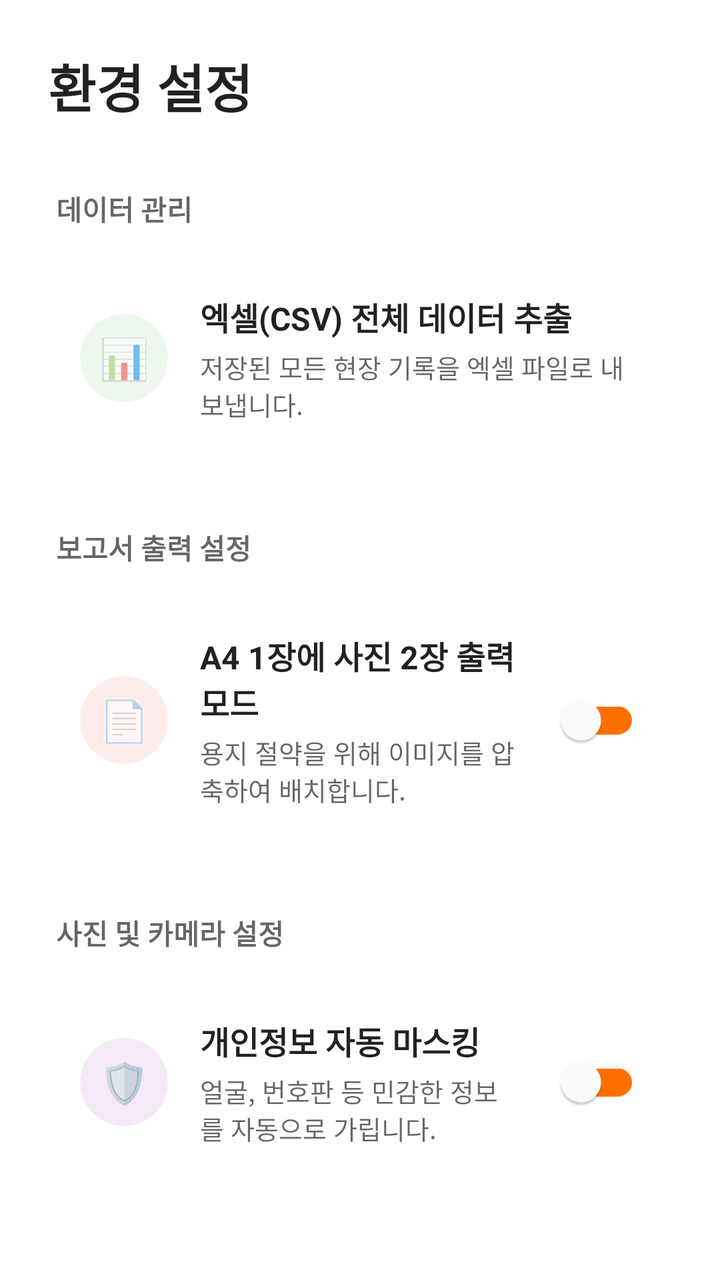
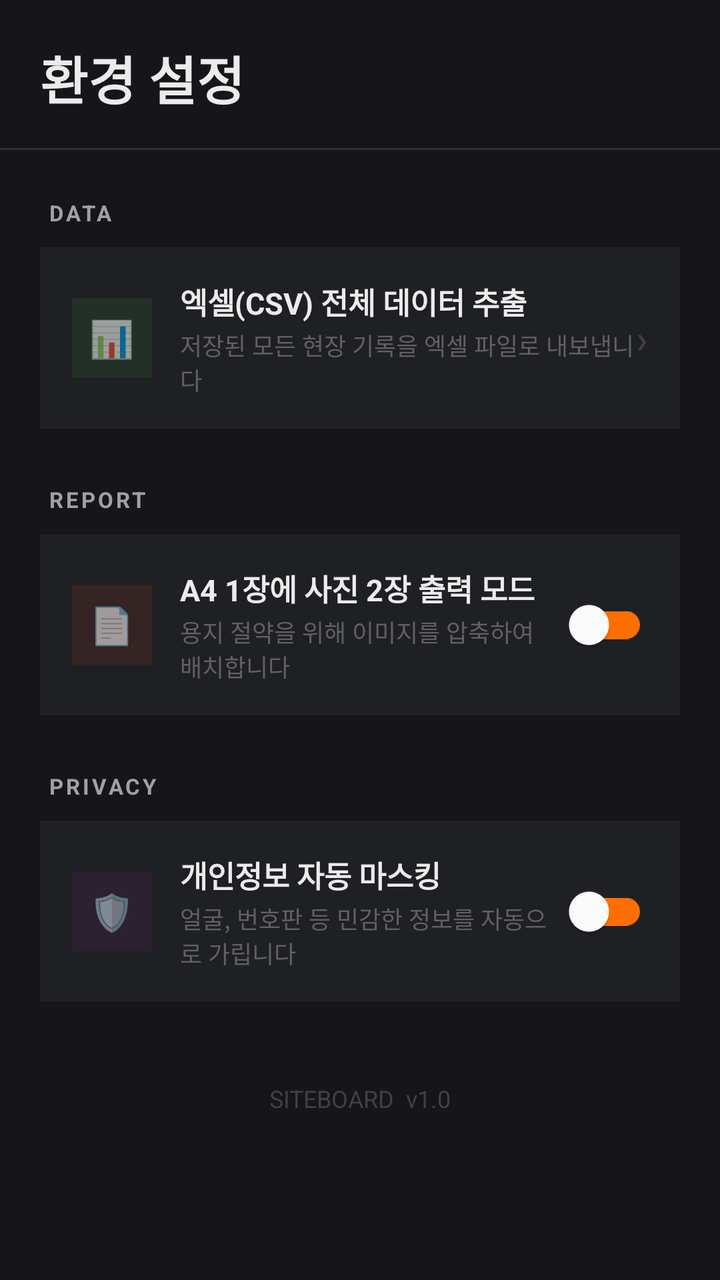

An Android layout rendered at two revisions. The XML below is the earlier revision; the diff shows what the commit changed to produce the second picture.
<!-- AndroidManifest.xml: application theme Theme.Siteboard -->
<!-- res/layout/fragment_settings.xml -->
<?xml version="1.0" encoding="utf-8"?>
<androidx.constraintlayout.widget.ConstraintLayout
    xmlns:android="http://schemas.android.com/apk/res/android"
    xmlns:app="http://schemas.android.com/apk/res-auto"
    android:layout_width="match_parent"
    android:layout_height="match_parent"
    android:fitsSystemWindows="true"
    android:background="?android:attr/windowBackground">

    <LinearLayout
        android:id="@+id/layoutTop"
        android:layout_width="match_parent"
        android:layout_height="wrap_content"
        android:orientation="horizontal"
        android:paddingHorizontal="24dp"
        android:paddingTop="24dp"
        android:paddingBottom="16dp"
        app:layout_constraintTop_toTopOf="parent">

        <TextView
            android:id="@+id/tvSettingsTitle"
            android:layout_width="wrap_content"
            android:layout_height="wrap_content"
            android:text="환경 설정"
            android:textSize="26sp"
            android:textColor="?android:attr/textColorPrimary"
            android:textStyle="bold" />
    </LinearLayout>

    <androidx.core.widget.NestedScrollView
        android:layout_width="match_parent"
        android:layout_height="0dp"
        android:clipToPadding="false"
        android:paddingBottom="40dp"
        app:layout_constraintTop_toBottomOf="@id/layoutTop"
        app:layout_constraintBottom_toBottomOf="parent">

        <LinearLayout
            android:layout_width="match_parent"
            android:layout_height="wrap_content"
            android:orientation="vertical"
            android:paddingHorizontal="20dp">

            <TextView
                android:layout_width="wrap_content"
                android:layout_height="wrap_content"
                android:text="데이터 관리"
                android:textColor="?android:attr/textColorSecondary"
                android:textSize="14sp"
                android:textStyle="bold"
                android:layout_marginBottom="12dp"
                android:layout_marginStart="8dp"
                android:layout_marginTop="16dp"/>

            <androidx.cardview.widget.CardView
                android:layout_width="match_parent"
                android:layout_height="wrap_content"
                app:cardCornerRadius="20dp"
                app:cardElevation="0dp"
                app:cardBackgroundColor="?attr/colorSurface">

                <LinearLayout
                    android:id="@+id/btnExportCsv"
                    android:layout_width="match_parent"
                    android:layout_height="wrap_content"
                    android:orientation="horizontal"
                    android:gravity="center_vertical"
                    android:padding="20dp"
                    android:background="?attr/selectableItemBackground"
                    android:clickable="true"
                    android:focusable="true">

                    <androidx.cardview.widget.CardView
                        android:layout_width="44dp"
                        android:layout_height="44dp"
                        app:cardCornerRadius="22dp"
                        app:cardElevation="0dp"
                        app:cardBackgroundColor="#1A4CAF50"> <TextView android:layout_width="match_parent" android:layout_height="match_parent" android:text="📊" android:textSize="20sp" android:gravity="center"/>
                    </androidx.cardview.widget.CardView>

                    <LinearLayout
                        android:layout_width="0dp"
                        android:layout_height="wrap_content"
                        android:layout_weight="1"
                        android:orientation="vertical"
                        android:layout_marginStart="16dp">
                        <TextView android:layout_width="wrap_content" android:layout_height="wrap_content" android:text="엑셀(CSV) 전체 데이터 추출" android:textColor="?android:attr/textColorPrimary" android:textSize="16sp" android:textStyle="bold"/>
                        <TextView android:layout_width="wrap_content" android:layout_height="wrap_content" android:text="저장된 모든 현장 기록을 엑셀 파일로 내보냅니다." android:textColor="?android:attr/textColorSecondary" android:textSize="13sp" android:layout_marginTop="4dp"/>
                    </LinearLayout>
                </LinearLayout>
            </androidx.cardview.widget.CardView>

            <TextView
                android:layout_width="wrap_content"
                android:layout_height="wrap_content"
                android:text="보고서 출력 설정"
                android:textColor="?android:attr/textColorSecondary"
                android:textSize="14sp"
                android:textStyle="bold"
                android:layout_marginBottom="12dp"
                android:layout_marginStart="8dp"
                android:layout_marginTop="32dp"/>

            <androidx.cardview.widget.CardView
                android:layout_width="match_parent"
                android:layout_height="wrap_content"
                app:cardCornerRadius="20dp"
                app:cardElevation="0dp"
                app:cardBackgroundColor="?attr/colorSurface">

                <LinearLayout
                    android:layout_width="match_parent"
                    android:layout_height="wrap_content"
                    android:orientation="horizontal"
                    android:gravity="center_vertical"
                    android:padding="20dp">

                    <androidx.cardview.widget.CardView
                        android:layout_width="44dp"
                        android:layout_height="44dp"
                        app:cardCornerRadius="22dp"
                        app:cardElevation="0dp"
                        app:cardBackgroundColor="#1AF44336"> <TextView android:layout_width="match_parent" android:layout_height="match_parent" android:text="📄" android:textSize="20sp" android:gravity="center"/>
                    </androidx.cardview.widget.CardView>

                    <LinearLayout
                        android:layout_width="0dp"
                        android:layout_height="wrap_content"
                        android:layout_weight="1"
                        android:orientation="vertical"
                        android:layout_marginStart="16dp">
                        <TextView android:layout_width="wrap_content" android:layout_height="wrap_content" android:text="A4 1장에 사진 2장 출력 모드" android:textColor="?android:attr/textColorPrimary" android:textSize="16sp" android:textStyle="bold"/>
                        <TextView android:layout_width="wrap_content" android:layout_height="wrap_content" android:text="용지 절약을 위해 이미지를 압축하여 배치합니다." android:textColor="?android:attr/textColorSecondary" android:textSize="13sp" android:layout_marginTop="4dp"/>
                    </LinearLayout>

                    <com.google.android.material.switchmaterial.SwitchMaterial
                        android:id="@+id/switchPdfMode"
                        android:layout_width="wrap_content"
                        android:layout_height="wrap_content"
                        android:layout_marginStart="12dp"
                        app:thumbTint="#FFFFFF"
                        app:trackTint="#FF6F00"/>
                </LinearLayout>
            </androidx.cardview.widget.CardView>

            <TextView
                android:layout_width="wrap_content"
                android:layout_height="wrap_content"
                android:text="사진 및 카메라 설정"
                android:textColor="?android:attr/textColorSecondary"
                android:textSize="14sp"
                android:textStyle="bold"
                android:layout_marginBottom="12dp"
                android:layout_marginStart="8dp"
                android:layout_marginTop="32dp"/>

            <androidx.cardview.widget.CardView
                android:layout_width="match_parent"
                android:layout_height="wrap_content"
                app:cardCornerRadius="20dp"
                app:cardElevation="0dp"
                app:cardBackgroundColor="?attr/colorSurface"
                android:layout_marginBottom="12dp"> <LinearLayout
                android:layout_width="match_parent"
                android:layout_height="wrap_content"
                android:orientation="horizontal"
                android:gravity="center_vertical"
                android:padding="20dp">

                <androidx.cardview.widget.CardView
                    android:layout_width="44dp"
                    android:layout_height="44dp"
                    app:cardCornerRadius="22dp"
                    app:cardElevation="0dp"
                    app:cardBackgroundColor="#1A9C27B0"> <TextView android:layout_width="match_parent" android:layout_height="match_parent" android:text="🛡️" android:textSize="20sp" android:gravity="center"/>
                </androidx.cardview.widget.CardView>

                <LinearLayout
                    android:layout_width="0dp"
                    android:layout_height="wrap_content"
                    android:layout_weight="1"
                    android:orientation="vertical"
                    android:layout_marginStart="16dp">
                    <TextView android:layout_width="wrap_content" android:layout_height="wrap_content" android:text="개인정보 자동 마스킹" android:textColor="?android:attr/textColorPrimary" android:textSize="16sp" android:textStyle="bold"/>
                    <TextView android:layout_width="wrap_content" android:layout_height="wrap_content" android:text="얼굴, 번호판 등 민감한 정보를 자동으로 가립니다." android:textColor="?android:attr/textColorSecondary" android:textSize="13sp" android:layout_marginTop="4dp"/>
                </LinearLayout>

                <com.google.android.material.switchmaterial.SwitchMaterial
                    android:id="@+id/switchPrivacyBlur"
                    android:layout_width="wrap_content"
                    android:layout_height="wrap_content"
                    android:layout_marginStart="12dp"
                    app:thumbTint="#FFFFFF"
                    app:trackTint="#FF6F00"/>
            </LinearLayout>
            </androidx.cardview.widget.CardView>


        </LinearLayout>
    </androidx.core.widget.NestedScrollView>
</androidx.constraintlayout.widget.ConstraintLayout>
<!-- resources referenced by this layout -->
<resources>
  <style name="Theme.Siteboard" parent="Theme.MaterialComponents.DayNight.NoActionBar">
  
          <item name="colorPrimary">#7C4DFF</item>
          <item name="colorPrimaryVariant">#3700B3</item>
          <item name="colorOnPrimary">#FFFFFF</item>
  
          <item name="colorSecondary">#FF6F00</item>
          <item name="colorSecondaryVariant">#FF6F00</item>
          <item name="colorOnSecondary">#FFFFFF</item>
  
          <item name="android:statusBarColor">?attr/colorPrimaryVariant</item>
  
          <item name="android:windowSplashScreenBackground" tools:targetApi="s">?android:attr/windowBackground</item>
  
          <item name="android:windowSplashScreenAnimatedIcon" tools:targetApi="s">@android:color/transparent</item>
  
          <item name="android:windowSplashScreenAnimationDuration" tools:targetApi="s">0</item>
      </style>
</resources>

<!-- the commit's change to res/layout/fragment_settings.xml (unified diff, before → after) -->
@@ -4,16 +4,16 @@
     xmlns:app="http://schemas.android.com/apk/res-auto"
     android:layout_width="match_parent"
     android:layout_height="match_parent"
-    android:fitsSystemWindows="true"
-    android:background="?android:attr/windowBackground">
-
+    android:background="#16161A">
+
+    
     <LinearLayout
         android:id="@+id/layoutTop"
         android:layout_width="match_parent"
         android:layout_height="wrap_content"
-        android:orientation="horizontal"
-        android:paddingHorizontal="24dp"
-        android:paddingTop="24dp"
+        android:orientation="vertical"
+        android:paddingHorizontal="20dp"
+        android:paddingTop="20dp"
         android:paddingBottom="16dp"
         app:layout_constraintTop_toTopOf="parent">
 
@@ -23,16 +23,23 @@
             android:layout_height="wrap_content"
             android:text="환경 설정"
             android:textSize="26sp"
-            android:textColor="?android:attr/textColorPrimary"
+            android:textColor="#EBEBEB"
             android:textStyle="bold" />
     </LinearLayout>
+
+    <View
+        android:id="@+id/divider"
+        android:layout_width="match_parent"
+        android:layout_height="1dp"
+        android:background="#1EFFFFFF"
+        app:layout_constraintTop_toBottomOf="@id/layoutTop" />
 
     <androidx.core.widget.NestedScrollView
         android:layout_width="match_parent"
         android:layout_height="0dp"
         android:clipToPadding="false"
         android:paddingBottom="40dp"
-        app:layout_constraintTop_toBottomOf="@id/layoutTop"
+        app:layout_constraintTop_toBottomOf="@id/divider"
         app:layout_constraintBottom_toBottomOf="parent">
 
         <LinearLayout
@@ -41,160 +48,158 @@
             android:orientation="vertical"
             android:paddingHorizontal="20dp">
 
+            
             <TextView
                 android:layout_width="wrap_content"
                 android:layout_height="wrap_content"
-                android:text="데이터 관리"
-                android:textColor="?android:attr/textColorSecondary"
-                android:textSize="14sp"
+                android:text="DATA"
+                android:textColor="#A0A0A5"
+                android:textSize="11sp"
                 android:textStyle="bold"
-                android:layout_marginBottom="12dp"
-                android:layout_marginStart="8dp"
-                android:layout_marginTop="16dp"/>
-
-            <androidx.cardview.widget.CardView
-                android:layout_width="match_parent"
-                android:layout_height="wrap_content"
-                app:cardCornerRadius="20dp"
-                app:cardElevation="0dp"
-                app:cardBackgroundColor="?attr/colorSurface">
-
-                <LinearLayout
-                    android:id="@+id/btnExportCsv"
-                    android:layout_width="match_parent"
-                    android:layout_height="wrap_content"
-                    android:orientation="horizontal"
-                    android:gravity="center_vertical"
-                    android:padding="20dp"
-                    android:background="?attr/selectableItemBackground"
-                    android:clickable="true"
-                    android:focusable="true">
-
-                    <androidx.cardview.widget.CardView
-                        android:layout_width="44dp"
-                        android:layout_height="44dp"
-                        app:cardCornerRadius="22dp"
-                        app:cardElevation="0dp"
-                        app:cardBackgroundColor="#1A4CAF50"> <TextView android:layout_width="match_parent" android:layout_height="match_parent" android:text="📊" android:textSize="20sp" android:gravity="center"/>
-                    </androidx.cardview.widget.CardView>
-
-                    <LinearLayout
-                        android:layout_width="0dp"
-                        android:layout_height="wrap_content"
-                        android:layout_weight="1"
-                        android:orientation="vertical"
-                        android:layout_marginStart="16dp">
-                        <TextView android:layout_width="wrap_content" android:layout_height="wrap_content" android:text="엑셀(CSV) 전체 데이터 추출" android:textColor="?android:attr/textColorPrimary" android:textSize="16sp" android:textStyle="bold"/>
-                        <TextView android:layout_width="wrap_content" android:layout_height="wrap_content" android:text="저장된 모든 현장 기록을 엑셀 파일로 내보냅니다." android:textColor="?android:attr/textColorSecondary" android:textSize="13sp" android:layout_marginTop="4dp"/>
-                    </LinearLayout>
-                </LinearLayout>
-            </androidx.cardview.widget.CardView>
-
-            <TextView
-                android:layout_width="wrap_content"
-                android:layout_height="wrap_content"
-                android:text="보고서 출력 설정"
-                android:textColor="?android:attr/textColorSecondary"
-                android:textSize="14sp"
-                android:textStyle="bold"
-                android:layout_marginBottom="12dp"
-                android:layout_marginStart="8dp"
-                android:layout_marginTop="32dp"/>
-
-            <androidx.cardview.widget.CardView
-                android:layout_width="match_parent"
-                android:layout_height="wrap_content"
-                app:cardCornerRadius="20dp"
-                app:cardElevation="0dp"
-                app:cardBackgroundColor="?attr/colorSurface">
-
-                <LinearLayout
-                    android:layout_width="match_parent"
-                    android:layout_height="wrap_content"
-                    android:orientation="horizontal"
-                    android:gravity="center_vertical"
-                    android:padding="20dp">
-
-                    <androidx.cardview.widget.CardView
-                        android:layout_width="44dp"
-                        android:layout_height="44dp"
-                        app:cardCornerRadius="22dp"
-                        app:cardElevation="0dp"
-                        app:cardBackgroundColor="#1AF44336"> <TextView android:layout_width="match_parent" android:layout_height="match_parent" android:text="📄" android:textSize="20sp" android:gravity="center"/>
-                    </androidx.cardview.widget.CardView>
-
-                    <LinearLayout
-                        android:layout_width="0dp"
-                        android:layout_height="wrap_content"
-                        android:layout_weight="1"
-                        android:orientation="vertical"
-                        android:layout_marginStart="16dp">
-                        <TextView android:layout_width="wrap_content" android:layout_height="wrap_content" android:text="A4 1장에 사진 2장 출력 모드" android:textColor="?android:attr/textColorPrimary" android:textSize="16sp" android:textStyle="bold"/>
-                        <TextView android:layout_width="wrap_content" android:layout_height="wrap_content" android:text="용지 절약을 위해 이미지를 압축하여 배치합니다." android:textColor="?android:attr/textColorSecondary" android:textSize="13sp" android:layout_marginTop="4dp"/>
-                    </LinearLayout>
-
-                    <com.google.android.material.switchmaterial.SwitchMaterial
-                        android:id="@+id/switchPdfMode"
-                        android:layout_width="wrap_content"
-                        android:layout_height="wrap_content"
-                        android:layout_marginStart="12dp"
-                        app:thumbTint="#FFFFFF"
-                        app:trackTint="#FF6F00"/>
-                </LinearLayout>
-            </androidx.cardview.widget.CardView>
-
-            <TextView
-                android:layout_width="wrap_content"
-                android:layout_height="wrap_content"
-                android:text="사진 및 카메라 설정"
-                android:textColor="?android:attr/textColorSecondary"
-                android:textSize="14sp"
-                android:textStyle="bold"
-                android:layout_marginBottom="12dp"
-                android:layout_marginStart="8dp"
-                android:layout_marginTop="32dp"/>
-
-            <androidx.cardview.widget.CardView
-                android:layout_width="match_parent"
-                android:layout_height="wrap_content"
-                app:cardCornerRadius="20dp"
-                app:cardElevation="0dp"
-                app:cardBackgroundColor="?attr/colorSurface"
-                android:layout_marginBottom="12dp"> <LinearLayout
+                android:letterSpacing="0.12"
+                android:layout_marginTop="24dp"
+                android:layout_marginBottom="10dp"
+                android:layout_marginStart="4dp" />
+
+            
+            <LinearLayout
+                android:id="@+id/btnExportCsv"
                 android:layout_width="match_parent"
                 android:layout_height="wrap_content"
                 android:orientation="horizontal"
                 android:gravity="center_vertical"
-                android:padding="20dp">
-
-                <androidx.cardview.widget.CardView
-                    android:layout_width="44dp"
-                    android:layout_height="44dp"
-                    app:cardCornerRadius="22dp"
-                    app:cardElevation="0dp"
-                    app:cardBackgroundColor="#1A9C27B0"> <TextView android:layout_width="match_parent" android:layout_height="match_parent" android:text="🛡️" android:textSize="20sp" android:gravity="center"/>
-                </androidx.cardview.widget.CardView>
+                android:paddingHorizontal="16dp"
+                android:paddingVertical="16dp"
+                android:background="#1E2023"
+                android:clickable="true"
+                android:focusable="true">
+
+                <LinearLayout
+                    android:layout_width="40dp"
+                    android:layout_height="40dp"
+                    android:gravity="center"
+                    android:background="#1A4CAF50">
+                    <TextView android:layout_width="wrap_content" android:layout_height="wrap_content" android:text="📊" android:textSize="18sp" />
+                </LinearLayout>
 
                 <LinearLayout
                     android:layout_width="0dp"
                     android:layout_height="wrap_content"
                     android:layout_weight="1"
                     android:orientation="vertical"
-                    android:layout_marginStart="16dp">
-                    <TextView android:layout_width="wrap_content" android:layout_height="wrap_content" android:text="개인정보 자동 마스킹" android:textColor="?android:attr/textColorPrimary" android:textSize="16sp" android:textStyle="bold"/>
-                    <TextView android:layout_width="wrap_content" android:layout_height="wrap_content" android:text="얼굴, 번호판 등 민감한 정보를 자동으로 가립니다." android:textColor="?android:attr/textColorSecondary" android:textSize="13sp" android:layout_marginTop="4dp"/>
+                    android:layout_marginStart="14dp">
+                    <TextView android:layout_width="wrap_content" android:layout_height="wrap_content" android:text="엑셀(CSV) 전체 데이터 추출" android:textColor="#EBEBEB" android:textSize="15sp" android:textStyle="bold" />
+                    <TextView android:layout_width="wrap_content" android:layout_height="wrap_content" android:text="저장된 모든 현장 기록을 엑셀 파일로 내보냅니다" android:textColor="#606065" android:textSize="12sp" android:layout_marginTop="2dp" />
+                </LinearLayout>
+
+                <TextView android:layout_width="wrap_content" android:layout_height="wrap_content" android:text="›" android:textSize="20sp" android:textColor="#404045" />
+            </LinearLayout>
+
+            
+            <TextView
+                android:layout_width="wrap_content"
+                android:layout_height="wrap_content"
+                android:text="REPORT"
+                android:textColor="#A0A0A5"
+                android:textSize="11sp"
+                android:textStyle="bold"
+                android:letterSpacing="0.12"
+                android:layout_marginTop="28dp"
+                android:layout_marginBottom="10dp"
+                android:layout_marginStart="4dp" />
+
+            <LinearLayout
+                android:layout_width="match_parent"
+                android:layout_height="wrap_content"
+                android:orientation="horizontal"
+                android:gravity="center_vertical"
+                android:paddingHorizontal="16dp"
+                android:paddingVertical="16dp"
+                android:background="#1E2023">
+
+                <LinearLayout
+                    android:layout_width="40dp"
+                    android:layout_height="40dp"
+                    android:gravity="center"
+                    android:background="#1AF44336">
+                    <TextView android:layout_width="wrap_content" android:layout_height="wrap_content" android:text="📄" android:textSize="18sp" />
+                </LinearLayout>
+
+                <LinearLayout
+                    android:layout_width="0dp"
+                    android:layout_height="wrap_content"
+                    android:layout_weight="1"
+                    android:orientation="vertical"
+                    android:layout_marginStart="14dp">
+                    <TextView android:layout_width="wrap_content" android:layout_height="wrap_content" android:text="A4 1장에 사진 2장 출력 모드" android:textColor="#EBEBEB" android:textSize="15sp" android:textStyle="bold" />
+                    <TextView android:layout_width="wrap_content" android:layout_height="wrap_content" android:text="용지 절약을 위해 이미지를 압축하여 배치합니다" android:textColor="#606065" android:textSize="12sp" android:layout_marginTop="2dp" />
+                </LinearLayout>
+
+                <com.google.android.material.switchmaterial.SwitchMaterial
+                    android:id="@+id/switchPdfMode"
+                    android:layout_width="wrap_content"
+                    android:layout_height="wrap_content"
+                    app:thumbTint="#FFFFFF"
+                    app:trackTint="#FF6F00" />
+            </LinearLayout>
+
+            
+            <TextView
+                android:layout_width="wrap_content"
+                android:layout_height="wrap_content"
+                android:text="PRIVACY"
+                android:textColor="#A0A0A5"
+                android:textSize="11sp"
+                android:textStyle="bold"
+                android:letterSpacing="0.12"
+                android:layout_marginTop="28dp"
+                android:layout_marginBottom="10dp"
+                android:layout_marginStart="4dp" />
+
+            <LinearLayout
+                android:layout_width="match_parent"
+                android:layout_height="wrap_content"
+                android:orientation="horizontal"
+                android:gravity="center_vertical"
+                android:paddingHorizontal="16dp"
+                android:paddingVertical="16dp"
+                android:background="#1E2023">
+
+                <LinearLayout
+                    android:layout_width="40dp"
+                    android:layout_height="40dp"
+                    android:gravity="center"
+                    android:background="#1A9C27B0">
+                    <TextView android:layout_width="wrap_content" android:layout_height="wrap_content" android:text="🛡️" android:textSize="18sp" />
+                </LinearLayout>
+
+                <LinearLayout
+                    android:layout_width="0dp"
+                    android:layout_height="wrap_content"
+                    android:layout_weight="1"
+                    android:orientation="vertical"
+                    android:layout_marginStart="14dp">
+                    <TextView android:layout_width="wrap_content" android:layout_height="wrap_content" android:text="개인정보 자동 마스킹" android:textColor="#EBEBEB" android:textSize="15sp" android:textStyle="bold" />
+                    <TextView android:layout_width="wrap_content" android:layout_height="wrap_content" android:text="얼굴, 번호판 등 민감한 정보를 자동으로 가립니다" android:textColor="#606065" android:textSize="12sp" android:layout_marginTop="2dp" />
                 </LinearLayout>
 
                 <com.google.android.material.switchmaterial.SwitchMaterial
                     android:id="@+id/switchPrivacyBlur"
                     android:layout_width="wrap_content"
                     android:layout_height="wrap_content"
-                    android:layout_marginStart="12dp"
                     app:thumbTint="#FFFFFF"
-                    app:trackTint="#FF6F00"/>
+                    app:trackTint="#FF6F00" />
             </LinearLayout>
-            </androidx.cardview.widget.CardView>
-
+
+            
+            <TextView
+                android:layout_width="match_parent"
+                android:layout_height="wrap_content"
+                android:text="SITEBOARD  v1.0"
+                android:textColor="#404045"
+                android:textSize="12sp"
+                android:gravity="center"
+                android:layout_marginTop="40dp" />
 
         </LinearLayout>
     </androidx.core.widget.NestedScrollView>
<!-- resource entries referenced after the edit -->
@@ -2,20 +2,32 @@
 <resources>
   <style name="Theme.Siteboard" parent="Theme.MaterialComponents.DayNight.NoActionBar">
   
-          <item name="colorPrimary">#7C4DFF</item>
-          <item name="colorPrimaryVariant">#3700B3</item>
+          <item name="colorPrimary">#FF6F00</item>
+          <item name="colorPrimaryVariant">#16161A</item>
           <item name="colorOnPrimary">#FFFFFF</item>
   
           <item name="colorSecondary">#FF6F00</item>
           <item name="colorSecondaryVariant">#FF6F00</item>
           <item name="colorOnSecondary">#FFFFFF</item>
   
-          <item name="android:statusBarColor">?attr/colorPrimaryVariant</item>
+          
+          <item name="android:colorBackground">#16161A</item>
+          <item name="colorSurface">#1E2023</item>
+          <item name="colorOnSurface">#EBEBEB</item>
+          <item name="colorOnBackground">#EBEBEB</item>
   
-          <item name="android:windowSplashScreenBackground" tools:targetApi="s">?android:attr/windowBackground</item>
+          <item name="android:textColorPrimary">#EBEBEB</item>
+          <item name="android:textColorSecondary">#A0A0A5</item>
+          <item name="android:textColorHint">#404045</item>
   
+          <item name="colorError">#E05567</item>
+  
+          <item name="android:statusBarColor">#16161A</item>
+          <item name="android:navigationBarColor">#16161A</item>
+          <item name="android:windowLightStatusBar" tools:targetApi="m">false</item>
+  
+          <item name="android:windowSplashScreenBackground" tools:targetApi="s">#16161A</item>
           <item name="android:windowSplashScreenAnimatedIcon" tools:targetApi="s">@android:color/transparent</item>
-  
           <item name="android:windowSplashScreenAnimationDuration" tools:targetApi="s">0</item>
       </style>
 </resources>
